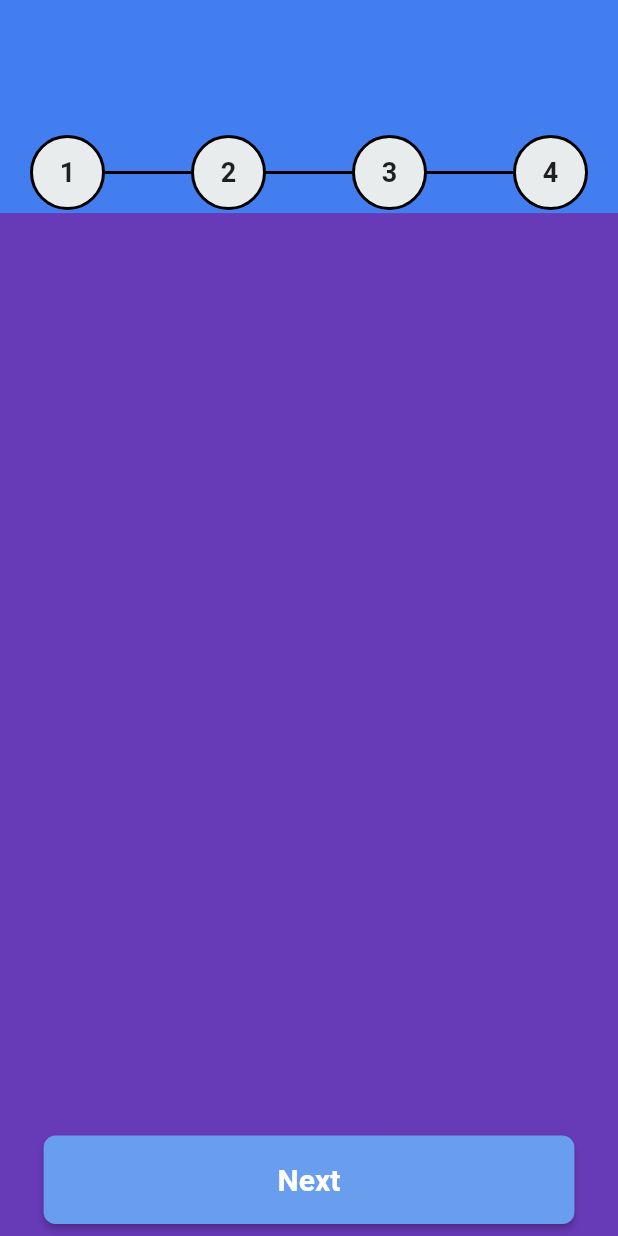
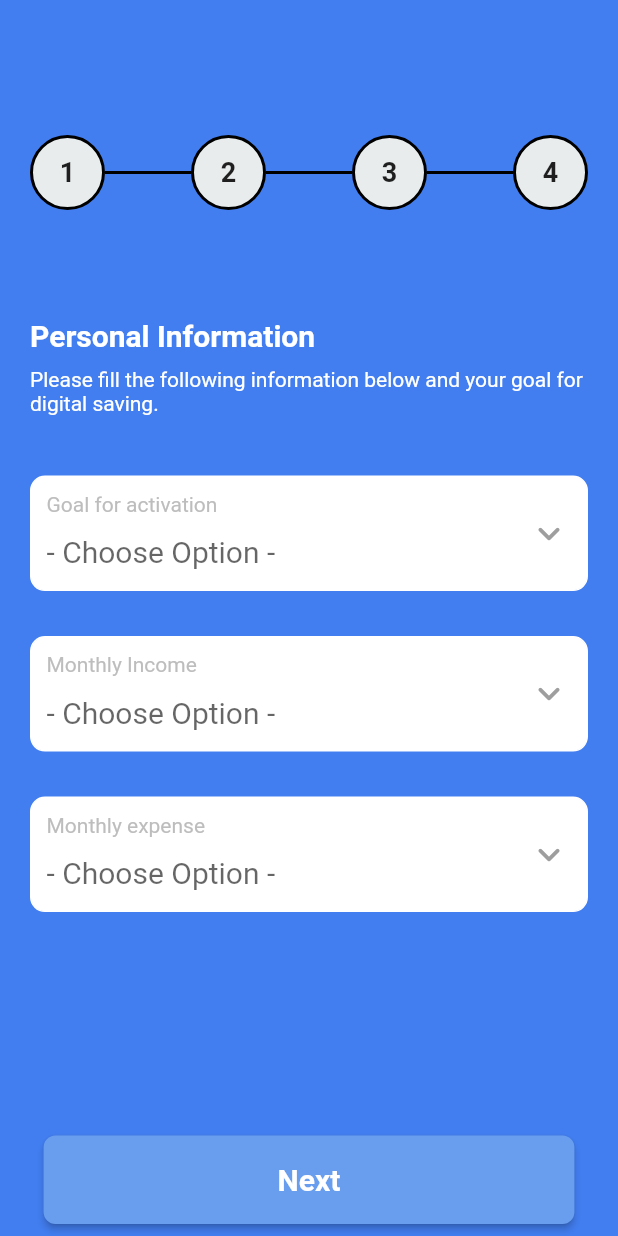
Before and after one commit to arpit-it/dkatalis_flutter_test, a Flutter app: the screen it shows after launch, swiped to page 3, on a phone screen of 412 x 824 dp. Run offline on Flutter 3.47's test engine with Material 2 defaults, Android fonts, the phone set to English and light mode, and no system bars; our stand-ins replace get.

Commit message:
fix: added personal info screen

```diff
--- a/lib/screens/registration_home/registration_home.dart
+++ b/lib/screens/registration_home/registration_home.dart
@@ -1,3 +1,4 @@
+import 'package:dkatalis_demo/screens/registration_home/widgets/personal_information.dart';
 import 'package:dkatalis_demo/screens/registration_home/widgets/registration_password.dart';
 import 'package:dkatalis_demo/utilities/project_colors.dart';
 import 'package:flutter/material.dart';
@@ -57,9 +58,7 @@ class RegistrationHome extends GetView<RegistrationHomeController> {
                               case 1:
                                 return RegistrationPassword();
                               case 2:
-                                return Container(
-                                  color: Colors.deepPurple,
-                                );
+                                return PersonalInformation();
                               case 3:
                                 return Container(
                                   color: Colors.orange,
--- /dev/null
+++ b/lib/screens/registration_home/widgets/personal_info_dropdown.dart
@@ -0,0 +1,87 @@
+import 'package:flutter/material.dart';
+
+class PersonalInfoDropdown<String> extends StatelessWidget {
+  late final List<DropdownMenuItem<String>> dropdownMenuItemList;
+  final ValueChanged<String?>? onChanged;
+  final String? value;
+  final String title;
+  final bool isEnabled;
+
+  PersonalInfoDropdown.fromListOfStrings({
+    Key? key,
+    required this.title,
+    required List<String> list,
+    required this.onChanged,
+    this.value,
+    this.isEnabled = true,
+  }) {
+    List<DropdownMenuItem<String>> items = [];
+    for (var item in list) {
+      items.add(DropdownMenuItem(
+        value: item,
+        child: Text('$item'),
+      ));
+    }
+    dropdownMenuItemList = items.cast<DropdownMenuItem<String>>();
+  }
+
+  @override
+  Widget build(BuildContext context) {
+    return IgnorePointer(
+      ignoring: !isEnabled,
+      child: Container(
+        padding: const EdgeInsets.only(left: 10.0, right: 10.0),
+        decoration: BoxDecoration(
+            borderRadius: const BorderRadius.all(Radius.circular(10.0)),
+            border: Border.all(
+              color: Colors.white,
+              width: 1,
+            ),
+            color: isEnabled ? Colors.white : Colors.grey.withAlpha(100)),
+        child: SizedBox(
+          height: 75,
+          child: Stack(
+            fit: StackFit.passthrough,
+            children: [
+              Column(
+                mainAxisSize: MainAxisSize.min,
+                crossAxisAlignment: CrossAxisAlignment.start,
+                children: [
+                  Padding(
+                    padding: const EdgeInsets.only(top: 10),
+                    child: Text(
+                      '$title',
+                      style:
+                          TextStyle(color: Colors.grey.shade400, fontSize: 14),
+                    ),
+                  ),
+                  DropdownButtonHideUnderline(
+                    child: DropdownButton(
+                      isExpanded: true,
+                      icon: Container(),
+                      style: TextStyle(
+                          fontSize: 20.0,
+                          color: isEnabled ? Colors.black : Colors.grey[700]),
+                      items: dropdownMenuItemList,
+                      hint: Text('- Choose Option -'),
+                      onChanged: onChanged,
+                      value: value,
+                    ),
+                  ),
+                ],
+              ),
+              Align(
+                alignment: Alignment.centerRight,
+                child: Icon(
+                  Icons.keyboard_arrow_down_rounded,
+                  size: 30,
+                  color: Colors.grey,
+                ),
+              )
+            ],
+          ),
+        ),
+      ),
+    );
+  }
+}
--- /dev/null
+++ b/lib/screens/registration_home/widgets/personal_information.dart
@@ -0,0 +1,69 @@
+import 'package:dkatalis_demo/screens/registration_home/widgets/personal_info_dropdown.dart';
+import 'package:flutter/material.dart';
+
+class PersonalInformation extends StatelessWidget {
+  const PersonalInformation({Key? key}) : super(key: key);
+
+  @override
+  Widget build(BuildContext context) {
+    return SizedBox.expand(
+      child: Padding(
+        padding: const EdgeInsets.only(left: 20.0, right: 20.0, top: 70),
+        child: Column(
+          mainAxisSize: MainAxisSize.min,
+          crossAxisAlignment: CrossAxisAlignment.start,
+          children: [
+            Text(
+              'Personal Information',
+              style: TextStyle(
+                color: Colors.white,
+                fontSize: 20,
+                fontWeight: FontWeight.bold,
+              ),
+            ),
+            SizedBox(
+              height: 10,
+            ),
+            Text(
+              'Please fill the following information below and your goal for digital saving.',
+              style: TextStyle(
+                color: Colors.white,
+                fontSize: 14,
+              ),
+            ),
+            SizedBox(
+              height: 40,
+            ),
+            PersonalInfoDropdown.fromListOfStrings(
+              onChanged: (item) {
+                print(item);
+              },
+              title: 'Goal for activation',
+              list: ['String1', 'Strng2', 'String3'],
+            ),
+            SizedBox(
+              height: 30,
+            ),
+            PersonalInfoDropdown.fromListOfStrings(
+              onChanged: (item) {
+                print(item);
+              },
+              title: 'Monthly Income',
+              list: ['String1', 'Strng2', 'String3'],
+            ),
+            SizedBox(
+              height: 30,
+            ),
+            PersonalInfoDropdown.fromListOfStrings(
+              onChanged: (item) {
+                print(item);
+              },
+              title: 'Monthly expense',
+              list: ['String1', 'Strng2', 'String3'],
+            ),
+          ],
+        ),
+      ),
+    );
+  }
+}
--- a/lib/screens/registration_home/widgets/registration_password.dart
+++ b/lib/screens/registration_home/widgets/registration_password.dart
@@ -8,7 +8,7 @@ class RegistrationPassword extends StatelessWidget {
   Widget build(BuildContext context) {
     return SizedBox.expand(
       child: Padding(
-        padding: const EdgeInsets.symmetric(horizontal: 20.0, vertical: 50),
+        padding: const EdgeInsets.only(left: 20.0, right: 20.0, top: 70),
         child: Column(
           mainAxisSize: MainAxisSize.min,
           crossAxisAlignment: CrossAxisAlignment.start,
```
